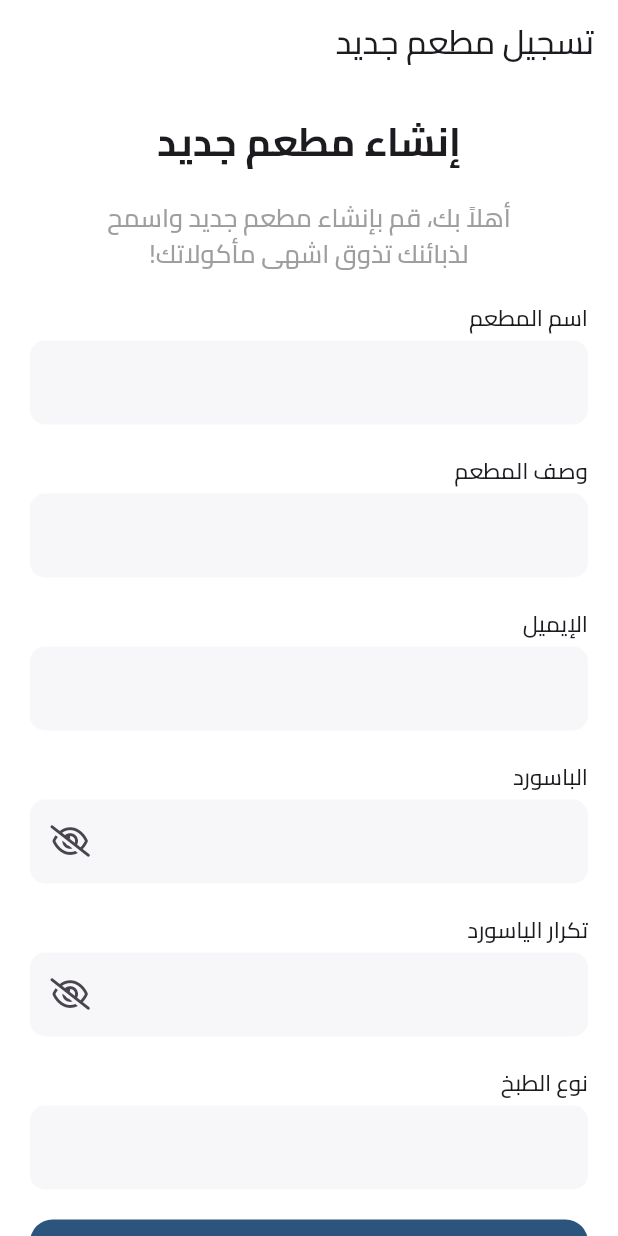
After one commit to mahmoudzkhaledd/Restaurant-App, a Flutter app: the RestaurantSignupPage screen opened directly, on a phone screen of 412 x 824 dp. The commit adds this screen. Run offline on Flutter 3.47's test engine with Material 2 defaults, Android fonts, the phone set to English and light mode, and no system bars; our stand-ins replace bloc, dio, flutter_bloc, font_awesome_flutter, get, shared_preferences; accounts and stored records are empty.

Commit message:
Restaurant Signup

```diff
--- /dev/null
+++ b/lib/Features/Auth/Signup/View/RestaurantSignupPage.dart
@@ -0,0 +1,25 @@
+import 'package:flutter/material.dart';
+import 'package:foodapp/Features/Auth/Signup/View/Widgets/RestaurantSignupBody.dart';
+import 'package:foodapp/GeneralWidgets/AppText.dart';
+
+import '../../../../Shared/Fonts/CairoFont.dart';
+
+class RestaurantSignupPage extends StatelessWidget {
+
+  @override
+  Widget build(BuildContext context) {
+    return Scaffold(
+      appBar: AppBar(
+        title: AppText(
+          "تسجيل مطعم جديد",
+          style: TextStyle(
+            fontFamily: CairoFont.cairoMedium,
+          ),
+        ),
+      ),
+      body: SafeArea(
+        child: RestaurantSignupBody(),
+      ),
+    );
+  }
+}
--- /dev/null
+++ b/lib/Features/Auth/Signup/View/Widgets/RestaurantSignupBody.dart
@@ -0,0 +1,185 @@
+import 'package:flutter/material.dart';
+import 'package:flutter_bloc/flutter_bloc.dart';
+import 'package:foodapp/GeneralWidgets/AppText.dart';
+import 'package:foodapp/GeneralWidgets/CustomButton.dart';
+import 'package:foodapp/GeneralWidgets/CustomTextBox.dart';
+import 'package:foodapp/Shared/Cubit/AppCubit.dart';
+import 'package:foodapp/Shared/Cubit/AppStates.dart';
+import 'package:foodapp/Shared/Fonts/CairoFont.dart';
+import '../Constants/Constants.dart';
+
+class RestaurantSignupBody extends StatelessWidget {
+  TextEditingController restName = TextEditingController();
+  TextEditingController restDescription = TextEditingController();
+  TextEditingController restEmail = TextEditingController();
+  TextEditingController restPassword = TextEditingController();
+  TextEditingController restConfirmPassword = TextEditingController();
+  TextEditingController cuisineTypesController = TextEditingController();
+
+
+  @override
+  Widget build(BuildContext context) {
+    return  BlocConsumer<AppCubit, AppStates>(
+      listener: (context, state) {},
+      builder:(context, state) {
+        AppCubit cubit = AppCubit.get(context);
+
+        return GestureDetector(
+          onTap: () => FocusManager.instance.primaryFocus!.unfocus(),
+          child: SingleChildScrollView(
+            child: Center(
+              child: Padding(
+                padding: EdgeInsets.symmetric(horizontal: 20),
+                child: Column(
+                  children: [
+                    // Intro Texts
+                    SizedBox(
+                      width: MediaQuery.of(context).size.width / 1.3,
+                      child: Column(
+                        crossAxisAlignment: CrossAxisAlignment.center,
+                        children: [
+                          SizedBox(
+                            height: 20,
+                          ),
+
+                          AppText(
+                            "إنشاء مطعم جديد",
+                            style: TextStyle(
+                              fontFamily: CairoFont.cairoBold,
+                              fontSize: 26,
+                            ),
+                            textAlign: TextAlign.center,
+                          ),
+
+                          SizedBox(
+                            height: 20,
+                          ),
+
+                          AppText(
+                            "أهلاً بك، قم بإنشاء مطعم جديد واسمح لذبائنك تذوق اشهى مأكولاتك!",
+                            style: TextStyle(
+                              fontFamily: CairoFont.cairoMedium,
+                              color: Colors.grey,
+                              fontSize: 17,
+                            ),
+                            textAlign: TextAlign.center,
+                          ),
+                        ],
+                      ),
+                    ),
+
+                    SizedBox(height: 20,),
+
+                    CustomTextBox(
+                      title: "اسم المطعم",
+                    ),
+
+                    SizedBox(height: 20,),
+
+                    CustomTextBox(
+                      title: "وصف المطعم",
+                    ),
+
+                    SizedBox(height: 20,),
+
+                    CustomTextBox(
+                      title: "الإيميل",
+                    ),
+
+                    SizedBox(height: 20,),
+
+                    CustomTextBox(
+                      title: "الباسورد",
+                      isPassword: cubit.isPassword,
+                      showEyeIcon: true,
+                      onChangeVisability: () => cubit.changeVisibility(),
+                    ),
+
+                    SizedBox(height: 20,),
+
+                    CustomTextBox(
+                      title: "تكرار الياسورد",
+                      isPassword: cubit.isPasswordConfirm,
+                      showEyeIcon: true,
+                      onChangeVisability: () => cubit.changeVisibilityConfirm(),
+                    ),
+
+                    SizedBox(height: 20,),
+
+                    // Cuisine Type
+                    CustomTextBox(
+                      title: "نوع الطبخ",
+                      controller: cuisineTypesController,
+                      onTap: () {
+                        showDialog(
+                          context: context,
+                          builder: (context) => AlertDialog(
+                            alignment: Alignment.center,
+                            title: AppText(
+                              "هل تريد الإختيار من قائمة ام الكتابة يدويا؟ً",
+                            ),
+                            actionsAlignment: MainAxisAlignment.spaceAround,
+                            actions: [
+                              TextButton(
+                                onPressed: (){
+                                  Navigator.pop(context);
+
+                                  showDialog(
+                                      context: context,
+                                      builder: (context) {
+                                        return SimpleDialog(
+                                          title: AppText("اختر من القائمة"),
+                                          children: cuisineListBuilder(cuisineTypesController, context),
+                                        );
+                                      },
+                                  );
+                                },
+                                child: AppText(
+                                  "القائمة",
+                                  style: TextStyle(
+                                      fontSize: 16
+                                  ),
+                                ),
+                              ),
+
+                              TextButton(
+                                onPressed: (){
+                                  Navigator.pop(context);
+                                },
+                                child: AppText(
+                                  "الكتابة",
+                                  style: TextStyle(
+                                    fontSize: 16
+                                  ),
+                                ),
+                              ),
+                            ],
+                          ),
+                        );
+                      },
+                    ),
+
+                    SizedBox(height: 20,),
+
+                    CustomButton(
+                      onTap: () {},
+                      text: "إنشاء مطعم جديد",
+                      icon: Icon(
+                        Icons.add_business,
+                        color: Colors.white,
+                      ),
+                      verticalPadding: 20,
+                    ),
+
+                    SizedBox(height: 20,),
+
+                  ],
+                ),
+              ),
+            ),
+          ),
+        );
+      }
+    );
+  }
+}
--- a/lib/Features/StartingFeatures/GetStartedPage/View/Widgets/BottomSheet.dart
+++ b/lib/Features/StartingFeatures/GetStartedPage/View/Widgets/BottomSheet.dart
@@ -4,6 +4,8 @@ import 'package:foodapp/Features/Auth/Signup/View/SignupPage.dart';
 import 'package:foodapp/GeneralWidgets/AppText.dart';
 import 'package:foodapp/Shared/Fonts/CairoFont.dart';
 import 'package:get/get.dart';
+
+import '../../../../Auth/Signup/View/RestaurantSignupPage.dart';
 
 class SignupBottomSheet extends StatelessWidget {
   const SignupBottomSheet({super.key});
@@ -31,7 +33,7 @@ class SignupBottomSheet extends StatelessWidget {
         ListTile(
           title: const AppText("تسجيل مطعم جديد"),
           onTap: () {
-            Get.off(() => const SignupPage());
+            Get.off(() =>  RestaurantSignupPage());
           },
           leading: const Icon(FontAwesomeIcons.utensils),
         ),
--- a/lib/GeneralWidgets/CustomTextBox.dart
+++ b/lib/GeneralWidgets/CustomTextBox.dart
@@ -13,6 +13,7 @@ class CustomTextBox extends StatelessWidget {
     this.isPassword,
     this.icon,
     this.onChanged,
+    this.onTap,
     this.showEyeIcon,
     this.onChangeVisability,
     this.bordered = false,
@@ -34,6 +35,7 @@ class CustomTextBox extends StatelessWidget {
   final bool? bordered;
   final IconData? icon;
   final Function(String)? onChanged;
+  final Function()? onTap;
   final bool? showEyeIcon;
   final VoidCallback? onChangeVisability;
   final String? initialValue;
@@ -62,8 +64,10 @@ class CustomTextBox extends StatelessWidget {
             ),
           if (title != null) const SizedBox(height: 5),
           TextFormField(
+            controller: controller,
             obscureText: isPassword == true,
             onChanged: onChanged,
+            onTap: onTap,
             initialValue: initialValue,
             keyboardType: isNumber == true ? TextInputType.number : null,
             textAlign: textAlign ?? TextAlign.start,
--- /dev/null
+++ b/lib/Shared/Cubit/AppCubit.dart
@@ -0,0 +1,26 @@
+import 'package:bloc/bloc.dart';
+import 'package:flutter/material.dart';
+import 'package:flutter_bloc/flutter_bloc.dart';
+import 'package:foodapp/Shared/Cubit/AppStates.dart';
+
+class AppCubit extends Cubit<AppStates>
+{
+  AppCubit() : super(InitialState());
+
+  static AppCubit get(BuildContext context) => BlocProvider.of(context);
+
+  bool isPassword = true;
+  bool isPasswordConfirm = true;
+
+  void changeVisibility()
+  {
+     isPassword = !isPassword;
+    emit(ChangeVisibilityState());
+  }
+
+  void changeVisibilityConfirm()
+  {
+    isPasswordConfirm = !isPasswordConfirm;
+    emit(ChangeVisibilityState());
+  }
+}
--- /dev/null
+++ b/lib/Shared/Cubit/AppStates.dart
@@ -0,0 +1,5 @@
+abstract class AppStates {}
+
+class InitialState extends AppStates {}
+
+class ChangeVisibilityState extends AppStates {}
--- a/pubspec.yaml
+++ b/pubspec.yaml
@@ -32,7 +32,7 @@ dependencies:
     sdk: flutter
   dio:
   flutter_svg:
-  flutter_bloc:
+  flutter_bloc: ^8.1.3
   image_picker:
   cached_network_image:
   shared_preferences:
@@ -45,6 +45,7 @@ dependencies:
   # The following adds the Cupertino Icons font to your application.
   # Use with the CupertinoIcons class for iOS style icons.
   cupertino_icons: ^1.0.2
+  bloc: ^8.1.2
 
 dev_dependencies:
   flutter_test:
```
Also changed, not shown: lib/Features/Auth/Signup/View/Constants/Constants.dart (added, +251 -0 lines), lib/main.dart (+6 -1 lines), pubspec.lock.
